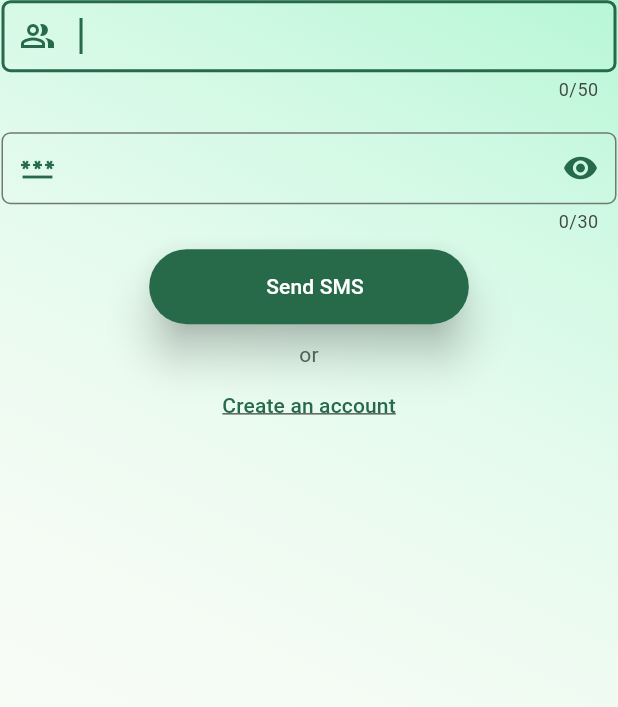
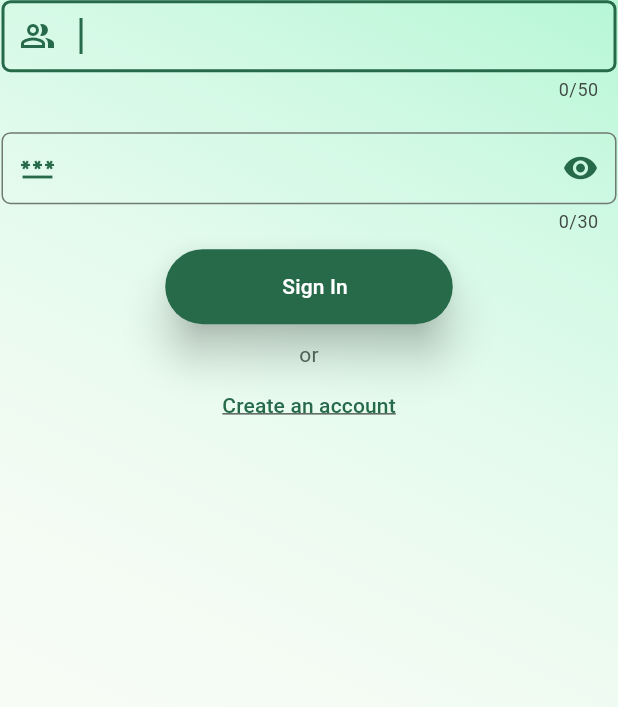
Before and after one commit to priya31-prog/login_flutter_app, a Flutter app: the screen it shows after launch, after a tap on "Get Started", on a phone screen of 412 x 824 dp, the part 520-1227 px from its top. Run offline on Flutter 3.47's test engine with Material 3 defaults, Android fonts, the phone set to English and light mode, and no system bars; our stand-ins replace firebase_auth, firebase_core, google_fonts; accounts and stored records are empty; network calls fail.

Commit message:
sign page change

```diff
--- a/login_app/lib/detail_page/sign_in_page.dart
+++ b/login_app/lib/detail_page/sign_in_page.dart
@@ -3,6 +3,7 @@ import 'package:firebase_auth/firebase_auth.dart';
 import 'package:flutter/material.dart';
 // import 'package:google_fonts/google_fonts.dart';
 import 'package:login_app/common_files/custom_scaffold.dart';
+import 'package:login_app/route_navigations/sign_in_page_navigation.dart';
 // import 'package:login_app_sample/common_files/custom_scaffold.dart';
 
 class SignInPage extends StatefulWidget {
@@ -19,48 +20,8 @@ class _SignInPage extends State<SignInPage> {
   final TextEditingController _otpController = TextEditingController();
 
   bool isPasswordVisible = false;
-  bool isLoginMobile = false;
-
-  final FirebaseAuth _auth = FirebaseAuth.instance;
-  String _verificationId = '';
-  String _smsCode = '';
-  String _phoneNumber = '';
-  bool isOtpVisible = false;
-  bool isSmsCodeSent = false;
 
   final _formKey = GlobalKey<FormState>();
-
-  Future<void> _verifyPhone() async {
-    await _auth.verifyPhoneNumber(
-      phoneNumber: '+917708309962',
-      verificationCompleted: (PhoneAuthCredential credential) async {
-        await _auth.signInWithCredential(credential);
-        print('Successfully logged in..');
-      },
-      verificationFailed: (FirebaseAuthException e) {
-        print('Log in Failed $e');
-      },
-      codeSent: (String verificationId, int? resendToken) {
-        setState(() {
-          _verificationId = verificationId;
-        });
-      },
-      codeAutoRetrievalTimeout: (String verificationId) {
-        setState(() {
-          _verificationId = verificationId;
-        });
-      },
-    );
-  }
-
-  Future<void> _signInWithOTP() async {
-    PhoneAuthCredential credential = PhoneAuthProvider.credential(
-      verificationId: _verificationId,
-      smsCode: _smsCode,
-    );
-    await _auth.signInWithCredential(credential);
-    print('logged in...');
-  }
 
   @override
   Widget build(BuildContext context) {
@@ -121,9 +82,7 @@ class _SignInPage extends State<SignInPage> {
                   children: [
                     TextButton(
                       onPressed: () {
-                        setState(() {
-                          isLoginMobile = !isLoginMobile;
-                        });
+                        Navigator.pushNamed(context, Routes.loginUsingOtp);
                       },
                       child: Text(
                         'Login through OTP ?',
@@ -144,24 +103,14 @@ class _SignInPage extends State<SignInPage> {
                   child: TextFormField(
                     autovalidateMode: AutovalidateMode.onUserInteraction,
                     validator: (value) {
-                      if (isLoginMobile) {
-                        if (value == null || value.isEmpty) {
-                          return 'Please enter mobile number';
-                        }
-                        if (!value.contains(RegExp(r'[0-9]'))) {
-                          return 'Please enter only numbers';
-                        }
-                      } else {
                       if (value == null || value.isEmpty) {
                         return 'Please enter user name';
-                        }
                       }
                       return null;
                     },
                     // autovalidateMode: AutovalidateMode.always,
-                    controller:
-                        isLoginMobile ? _numberController : _userNameController,
-                    maxLength: isLoginMobile ? 12 : 50,
+                    controller: _userNameController,
+                    maxLength: 50,
                     autofocus: true,
                     decoration: InputDecoration(
                       // error: ,
@@ -171,10 +120,7 @@ class _SignInPage extends State<SignInPage> {
                       ),
                       filled: false,
                       focusColor: Theme.of(context).colorScheme.primary,
-                      prefixIcon:
-                          isLoginMobile
-                              ? const Icon(Icons.mobile_friendly)
-                              : const Icon(Icons.people_alt_outlined),
+                      prefixIcon: const Icon(Icons.people_alt_outlined),
                       prefixIconColor: Theme.of(context).colorScheme.primary,
                     ),
                     // style: const TextStyle(color: Colors.green),
@@ -187,15 +133,12 @@ class _SignInPage extends State<SignInPage> {
                     // right: 30,
                     bottom: 10,
                   ),
-                  child:
-                      !isOtpVisible && !isLoginMobile
-                          ? TextFormField(
+                  child: TextFormField(
                     maxLength: 30,
-                            autovalidateMode:
-                                AutovalidateMode.onUserInteraction,
+                    autovalidateMode: AutovalidateMode.onUserInteraction,
                     validator: (value) {
                       String errorMessage = '';
-                              if (!isLoginMobile) {
+
                       if (value == null || value.isEmpty) {
                         return 'Please enter the password';
                       } else if (value.length < 6) {
@@ -213,46 +156,26 @@ class _SignInPage extends State<SignInPage> {
                         errorMessage += 'one number is missing \n';
                         // return _errorMessage;
                       }
-                                if (!value.contains(
-                                  RegExp(r'[!@#%^&*(),.?":{}|<>]'),
-                                )) {
-                                  errorMessage +=
-                                      'Special character is missing \n';
+                      if (!value.contains(RegExp(r'[!@#%^&*(),.?":{}|<>]'))) {
+                        errorMessage += 'Special character is missing \n';
                         // return _errorMessage;
                       }
-                              } else {
-                                if (value == null || value.isEmpty) {
-                                  return 'Please enter mobile number';
-                                }
-                                if (!value.contains(RegExp(r'[0-9]'))) {
-                                  return 'Please enter only numbers';
-                                }
-                              }
+
                       return errorMessage.isEmpty ? null : errorMessage;
                     },
                     obscureText: isPasswordVisible ? false : true,
-                            controller:
-                                isLoginMobile
-                                    ? _otpController
-                                    : _passwordController,
+                    controller: _passwordController,
 
                     // autovalidateMode: AutovalidateMode.always,
                     decoration: InputDecoration(
                       contentPadding: const EdgeInsets.all(8.0),
                       // isCollapsed: true,
                       border: const OutlineInputBorder(
-                                borderRadius: BorderRadius.all(
-                                  Radius.circular(6),
+                        borderRadius: BorderRadius.all(Radius.circular(6)),
                       ),
-                              ),
-                              prefixIcon:
-                                  isLoginMobile
-                                      ? const Icon(Icons.numbers)
-                                      : const Icon(Icons.password_outlined),
-                              prefixIconColor:
-                                  Theme.of(context).colorScheme.primary,
-                              suffixIconColor:
-                                  Theme.of(context).colorScheme.primary,
+                      prefixIcon: const Icon(Icons.password_outlined),
+                      prefixIconColor: Theme.of(context).colorScheme.primary,
+                      suffixIconColor: Theme.of(context).colorScheme.primary,
                       suffixIcon: IconButton(
                         icon:
                             isPasswordVisible
@@ -266,18 +189,11 @@ class _SignInPage extends State<SignInPage> {
                       ),
                     ),
                     // style: const TextStyle(color: Colors.green),
-                          )
-                          : SizedBox.shrink(),
+                  ),
                 ),
                 ElevatedButton.icon(
-                  icon:
-                      isSmsCodeSent
-                          ? Icon(Icons.login_outlined)
-                          : SizedBox.shrink(),
-                  label:
-                      isSmsCodeSent
-                          ? const Text('Sign In')
-                          : const Text('Send SMS'),
+                  icon: SizedBox.shrink(),
+                  label: const Text('Sign In'),
                   style: ElevatedButton.styleFrom(
                     backgroundColor: Theme.of(context).colorScheme.primary,
                     foregroundColor: Colors.white,
@@ -290,44 +206,10 @@ class _SignInPage extends State<SignInPage> {
                     ),
                   ),
                   onPressed: () async {
-                    if (isLoginMobile) {
-                      setState(() {
-                        isOtpVisible = true;
-                      });
-                    }
                     _formKey.currentState!.validate();
-                    await _verifyPhone();
-                    // _signInWithOTP();
                   },
                 ),
 
-                isSmsCodeSent
-                    ? ElevatedButton.icon(
-                      icon: SizedBox.shrink(),
-                      label: const Text('Send SMS'),
-                      style: ElevatedButton.styleFrom(
-                        backgroundColor: Theme.of(context).colorScheme.primary,
-                        foregroundColor: Colors.white,
-                        elevation: 12,
-                        padding: const EdgeInsets.only(
-                          right: 70,
-                          left: 70,
-                          top: 15,
-                          bottom: 15,
-                        ),
-                      ),
-                      onPressed: () async {
-                        if (isLoginMobile) {
-                          setState(() {
-                            isSmsCodeSent = true;
-                          });
-                        }
-                        // _formKey.currentState!.validate();
-                        await _verifyPhone();
-                        // _signInWithOTP();
-                      },
-                    )
-                    : SizedBox.shrink(),
                 Padding(
                   padding: const EdgeInsets.only(top: 10, left: 10, right: 10),
                   child: Text(
--- a/login_app/lib/route_navigations/sign_in_page_navigation.dart
+++ b/login_app/lib/route_navigations/sign_in_page_navigation.dart
@@ -1,10 +1,14 @@
 import 'package:flutter/material.dart';
 import 'package:login_app/detail_page/home_page.dart';
+import 'package:login_app/detail_page/logged_in_success_page.dart';
+import 'package:login_app/detail_page/login_with_otp.dart';
 import 'package:login_app/detail_page/sign_in_page.dart';
 
 class Routes {
   static const String home = '/';
   static const String signInPage = '/signInPage';
+  static const String loggedInPage = '/signInPage/loggedInPage';
+  static const String loginUsingOtp = '/loginOtp';
 
   static Route<dynamic> generateRoute(RouteSettings settings) {
     switch (settings.name) {
@@ -14,7 +18,10 @@ class Routes {
         );
       case signInPage:
         return MaterialPageRoute(builder: (_) => SignInPage());
-
+      case loggedInPage:
+        return MaterialPageRoute(builder: (_) => LoggedInSuccessPage());
+      case loginUsingOtp:
+        return MaterialPageRoute(builder: (_) => LoginWithOtp());
       default:
         return MaterialPageRoute(
           builder: (_) => MyHomePage(title: 'login_app'),
```
Lines whose indentation alone changed are shown as unchanged.
